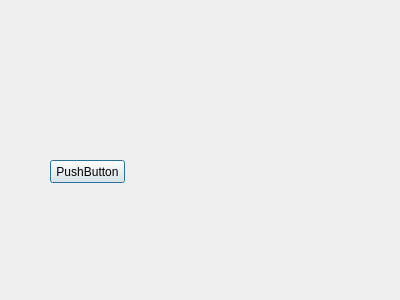
Before: the Qt Designer form learn2_9/dialog.ui in Horsenburuse/QT_ex, drawn with Qt 5.
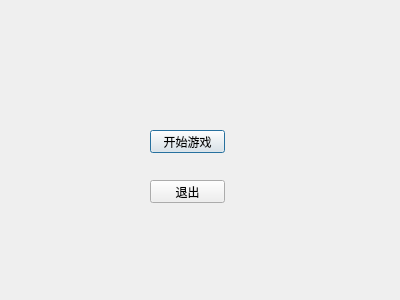
After: the same form once the commit is applied.

Commit message: 加入登录，游戏结束对话框

Diff of the .ui file:
```diff
--- a/learn2_9/dialog.ui
+++ b/learn2_9/dialog.ui
@@ -16,14 +16,27 @@
   <widget class="QPushButton" name="pushButton">
    <property name="geometry">
     <rect>
-     <x>50</x>
-     <y>160</y>
+     <x>150</x>
+     <y>130</y>
      <width>75</width>
      <height>23</height>
     </rect>
    </property>
    <property name="text">
-    <string>PushButton</string>
+    <string>开始游戏</string>
+   </property>
+  </widget>
+  <widget class="QPushButton" name="pushButton_close">
+   <property name="geometry">
+    <rect>
+     <x>150</x>
+     <y>180</y>
+     <width>75</width>
+     <height>23</height>
+    </rect>
+   </property>
+   <property name="text">
+    <string>退出</string>
    </property>
   </widget>
  </widget>
```
Left out of the diff: 2 changed lines with no effect on the pictures. The commit also changes 11 other files.
